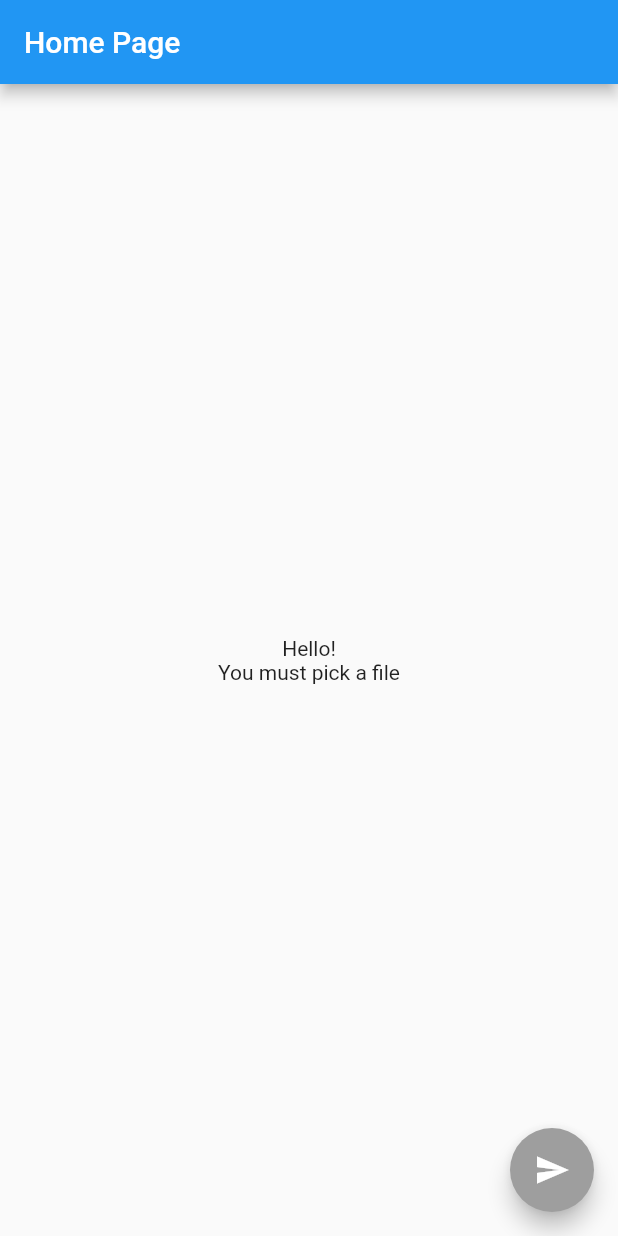
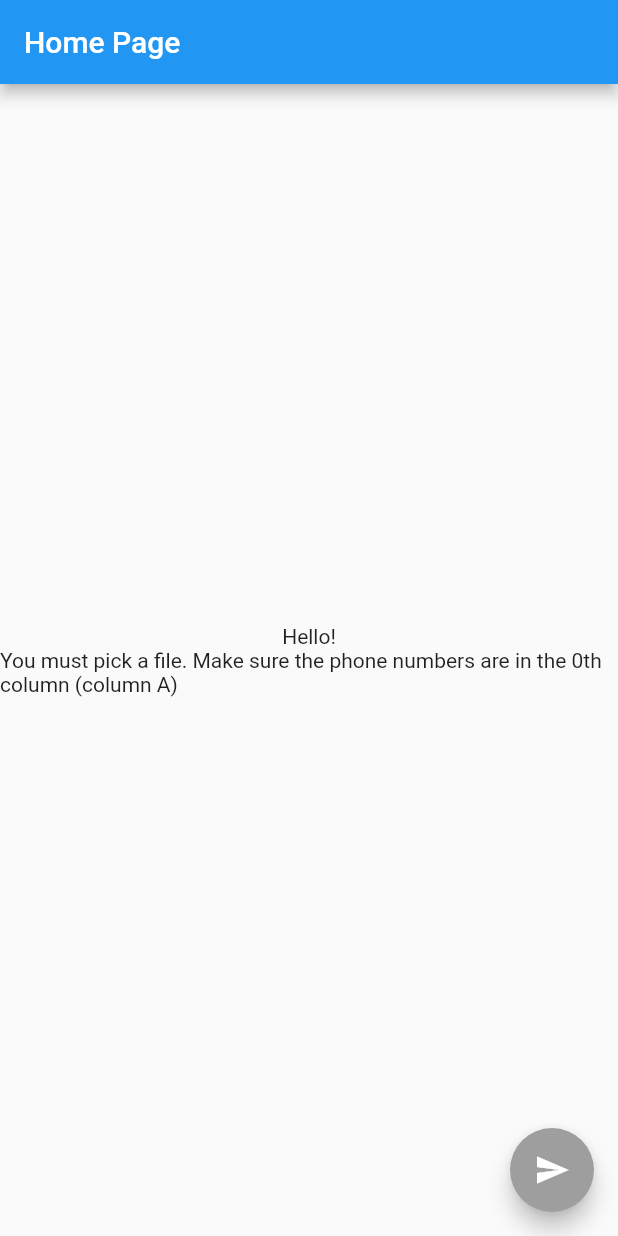
Before and after one commit to McCannDahl/BulkSendSmsIndividuallyFromCsv, a Flutter app: the screen it shows after launch, on a phone screen of 412 x 824 dp. Run offline on Flutter 3.47's test engine with Material 2 defaults, Android fonts, the light colour scheme and no system bars; our stand-ins replace csv, file_picker, permission_handler; missing offline and left inert: flutter_sms.

Commit message:
minor updates

```diff
--- a/bssmsifcsv/lib/main.dart
+++ b/bssmsifcsv/lib/main.dart
@@ -39,6 +39,7 @@ class _MyHomePageState extends State<MyHomePage> {
   String? displayText;
   late TextEditingController _controller;
   bool messageExists = false;
+  List<List<dynamic>>  csvfields = [];
 
   @override
   void initState() {
@@ -77,9 +78,12 @@ class _MyHomePageState extends State<MyHomePage> {
   Future<void> parseFile(File file) async {
     final input = file.openRead();
     final fields = await input.transform(utf8.decoder).transform(const CsvToListConverter()).toList();
+    setState(() {
+      csvfields = fields;
+    });
     for (var field in fields) {
       try {
-        var phoneNumber = field[3].toString();
+        var phoneNumber = field[0].toString();
         if (phoneNumber != null && phoneNumber != '') {
           if (isValidPhoneNumber(phoneNumber)) {
             phoneNumbers.add(phoneNumber);
@@ -124,9 +128,10 @@ class _MyHomePageState extends State<MyHomePage> {
             ),
             !filePicked
                 ? const Text(
-                    'You must pick a file',
+                    'You must pick a file. Make sure the phone numbers are in the 0th column (column A)',
                   )
-                : Column(mainAxisAlignment: MainAxisAlignment.center, children: <Widget>[
+                : SingleChildScrollView(child:
+                Column(mainAxisAlignment: MainAxisAlignment.center, children: <Widget>[
                     Text(
                       'You will send to ${phoneNumbers.length} numbers',
                     ),
@@ -150,8 +155,15 @@ class _MyHomePageState extends State<MyHomePage> {
                         ? Text(
                             'Result: $displayText',
                           )
-                        : Container()
-                  ])
+                        : Container(),
+
+                    Text(
+                      phoneNumbers.toString(),
+                    ),
+                    Text(
+                      csvfields.toString(),
+                    ),
+                  ]))
           ],
         ),
       ),
```
Also changed, not shown: bssmsifcsv/pubspec.lock, 4 other files.
